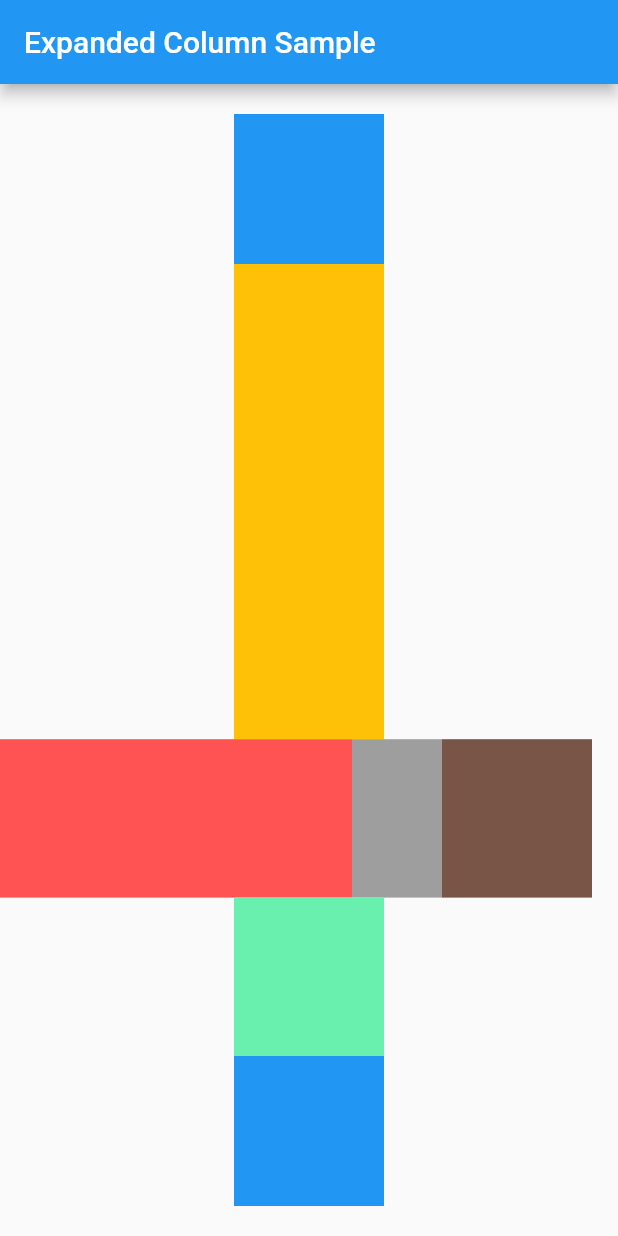
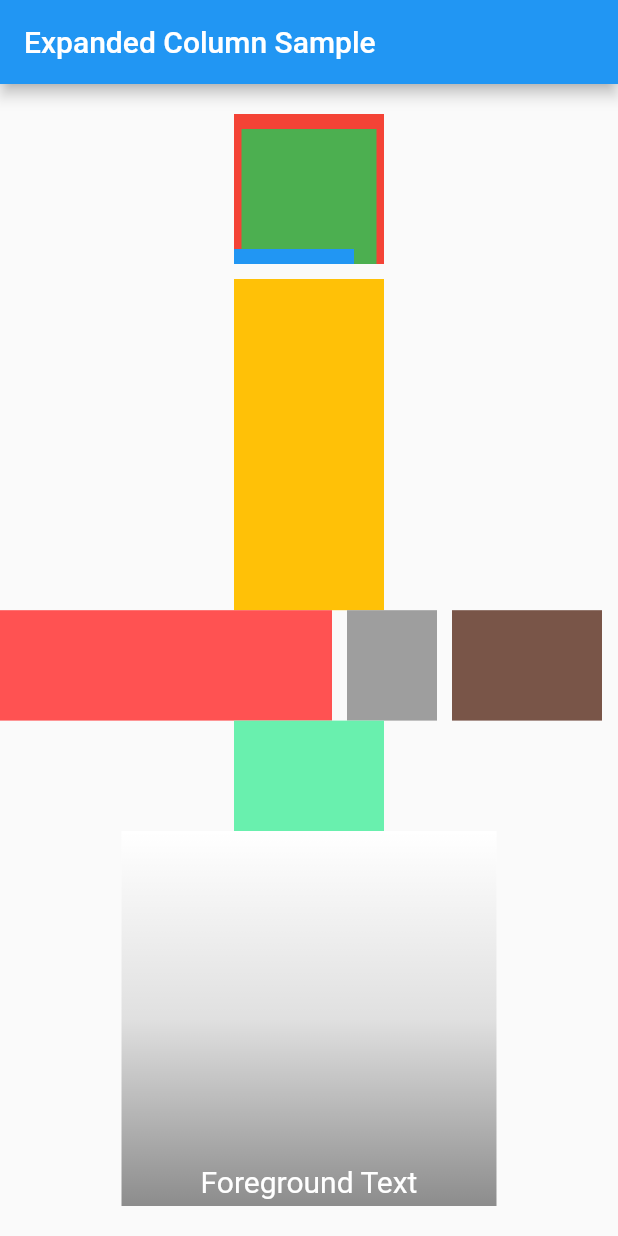
Before and after one commit to DuyLeHong/lesson3456_1, a Flutter app: the screen it shows after launch, on a phone screen of 412 x 824 dp. Run offline on Flutter 3.47's test engine with Material 2 defaults, Android fonts, the phone set to English and light mode, and no system bars.

Commit message:
add Stack

```diff
--- a/lib/lesson4_screen.dart
+++ b/lib/lesson4_screen.dart
@@ -31,10 +31,9 @@ class MyStatelessWidget extends StatelessWidget {
           child: Center(
             child: Column(
               children: <Widget>[
-                Container(
-                  color: Colors.blue,
-                  height: 100,
-                  width: 100,
+                buildStack(),
+                SizedBox(
+                  height: 10,
                 ),
                 Expanded(
                   flex: 3,
@@ -55,9 +54,15 @@ class MyStatelessWidget extends StatelessWidget {
                           width: 100,
                         ),
                       ),
+                      SizedBox(
+                        width: 10,
+                      ),
                       Container(
                         color: Colors.grey,
                         width: 60,
+                      ),
+                      SizedBox(
+                        width: 10,
                       ),
                       Flexible(
                         child: Container(
@@ -75,11 +80,7 @@ class MyStatelessWidget extends StatelessWidget {
                     height: 300,
                   ),
                 ),
-                Container(
-                  color: Colors.blue,
-                  height: 100,
-                  width: 100,
-                ),
+                buildDecorationText(),
               ],
             ),
           ),
@@ -87,4 +88,68 @@ class MyStatelessWidget extends StatelessWidget {
       ),
     );
   }
+
+  Widget buildDecorationText () {
+    return SizedBox(
+      width: 250,
+      height: 250,
+      child: Stack(
+        children: <Widget>[
+          Container(
+            width: 250,
+            height: 250,
+            color: Colors.white,
+          ),
+          Container(
+            padding: const EdgeInsets.all(5.0),
+            alignment: Alignment.bottomCenter,
+            decoration: BoxDecoration(
+              gradient: LinearGradient(
+                begin: Alignment.topCenter,
+                end: Alignment.bottomCenter,
+                colors: <Color>[
+                  Colors.black.withAlpha(0),
+                  Colors.black12,
+                  Colors.black45
+                ],
+              ),
+            ),
+            child: const Text(
+              'Foreground Text',
+              style: TextStyle(color: Colors.white, fontSize: 20.0),
+            ),
+          ),
+        ],
+      ),
+    );
+  }
+
+  Widget buildStack() {
+    return Stack(
+      alignment: AlignmentDirectional.bottomCenter,
+      clipBehavior: Clip.antiAlias,
+      children: <Widget>[
+        Container(
+
+          width: 100,
+          height: 100,
+          color: Colors.red,
+        ),
+        Container(
+          width: 90,
+          height: 90,
+          color: Colors.green,
+        ),
+        Positioned(
+          left: 0,
+          top: 90,
+          child: Container(
+            width: 80,
+            height: 80,
+            color: Colors.blue,
+          ),
+        ),
+      ],
+    );
+  }
 }
```
